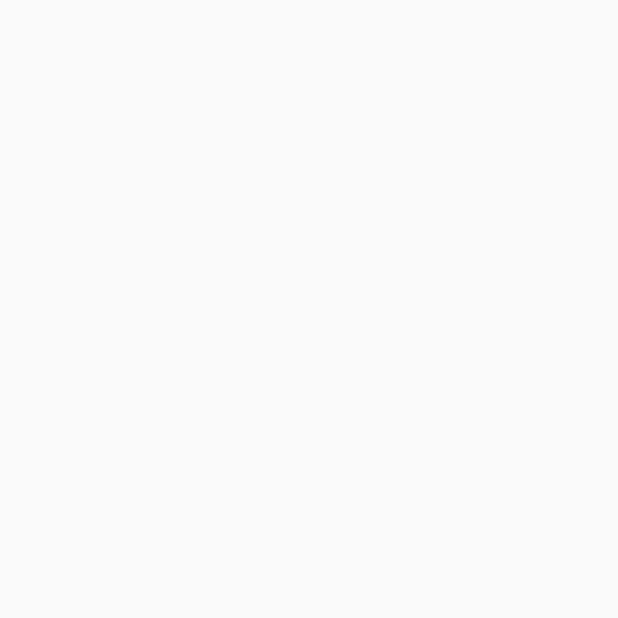
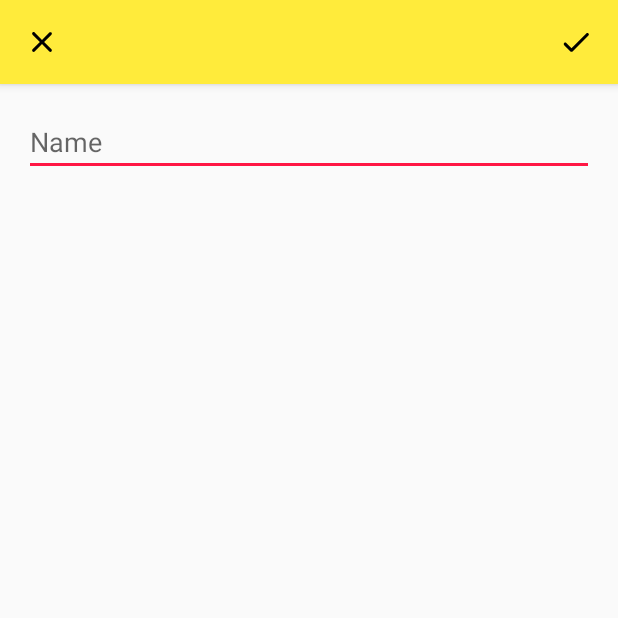
Before and after one commit to ethan627hsu/CapstoneProject, an Android app: the EditorActivity screen opened directly, with no data from a screen before it, on a phone screen of 412 x 824 dp, the top half of it. Before the commit the part shown is empty. Run offline under Robolectric (Android 15) with nearby library versions, the phone set to English and light mode, and no system bars.

Commit message:
Added UI for the editor

```diff
--- a/app/src/main/AndroidManifest.xml
+++ b/app/src/main/AndroidManifest.xml
@@ -18,7 +18,8 @@
         </activity>
         <activity android:name=".player.PlayerActivity" />
         <activity android:name=".editor.EditorActivity" />
-        <activity android:name=".editor.SubEditorActivity"></activity>
+        <activity android:name=".editor.SubEditorActivity"
+            android:theme="@style/AppTheme_Red"></activity>
     </application>
 
 </manifest>
--- /dev/null
+++ b/app/src/main/res/drawable/ic_round_arrow_back.xml
@@ -0,0 +1,5 @@
+<vector android:autoMirrored="true" android:height="24dp"
+    android:viewportHeight="24" android:viewportWidth="24"
+    android:width="24dp" xmlns:android="http://schemas.android.com/apk/res/android">
+    <path android:fillColor="#FF000000" android:pathData="M19,11H7.83l4.88,-4.88c0.39,-0.39 0.39,-1.03 0,-1.42l0,0c-0.39,-0.39 -1.02,-0.39 -1.41,0l-6.59,6.59c-0.39,0.39 -0.39,1.02 0,1.41l6.59,6.59c0.39,0.39 1.02,0.39 1.41,0l0,0c0.39,-0.39 0.39,-1.02 0,-1.41L7.83,13H19c0.55,0 1,-0.45 1,-1v0C20,11.45 19.55,11 19,11z"/>
+</vector>
--- /dev/null
+++ b/app/src/main/res/drawable/ic_round_check.xml
@@ -0,0 +1,5 @@
+<vector android:autoMirrored="true" android:height="24dp"
+    android:viewportHeight="24" android:viewportWidth="24"
+    android:width="24dp" xmlns:android="http://schemas.android.com/apk/res/android">
+    <path android:fillColor="#FF000000" android:pathData="M9,16.17L5.53,12.7c-0.39,-0.39 -1.02,-0.39 -1.41,0l0,0c-0.39,0.39 -0.39,1.02 0,1.41l4.18,4.18c0.39,0.39 1.02,0.39 1.41,0L20.29,7.71c0.39,-0.39 0.39,-1.02 0,-1.41l0,0c-0.39,-0.39 -1.02,-0.39 -1.41,0L9,16.17z"/>
+</vector>
--- /dev/null
+++ b/app/src/main/res/drawable/ic_round_close.xml
@@ -0,0 +1,5 @@
+<vector android:autoMirrored="true" android:height="24dp"
+    android:viewportHeight="24" android:viewportWidth="24"
+    android:width="24dp" xmlns:android="http://schemas.android.com/apk/res/android">
+    <path android:fillColor="#FF000000" android:pathData="M18.3,5.71L18.3,5.71c-0.39,-0.39 -1.02,-0.39 -1.41,0L12,10.59L7.11,5.7c-0.39,-0.39 -1.02,-0.39 -1.41,0l0,0c-0.39,0.39 -0.39,1.02 0,1.41L10.59,12L5.7,16.89c-0.39,0.39 -0.39,1.02 0,1.41h0c0.39,0.39 1.02,0.39 1.41,0L12,13.41l4.89,4.89c0.39,0.39 1.02,0.39 1.41,0l0,0c0.39,-0.39 0.39,-1.02 0,-1.41L13.41,12l4.89,-4.89C18.68,6.73 18.68,6.09 18.3,5.71z"/>
+</vector>
--- a/app/src/main/res/layout/activity_editor.xml
+++ b/app/src/main/res/layout/activity_editor.xml
@@ -6,4 +6,74 @@
     android:layout_height="match_parent"
     tools:context=".editor.EditorActivity">
 
+    <android.support.v7.widget.Toolbar
+        android:id="@+id/tb_editor"
+        android:layout_width="match_parent"
+        android:layout_height="wrap_content"
+        android:background="@color/yellow_colorPrimary"
+        android:elevation="@dimen/toolbar_height"
+        android:theme="@style/AppTheme_Yellow"
+        app:navigationIcon="@drawable/ic_round_close"
+        tools:title="New Activity" />
+
+    <ImageView
+        android:id="@+id/iv_editor"
+        android:layout_width="24dp"
+        android:layout_height="24dp"
+        android:layout_marginEnd="16dp"
+        android:elevation="4dp"
+        android:src="@drawable/ic_round_check"
+        app:layout_constraintBottom_toBottomOf="@id/tb_editor"
+        app:layout_constraintEnd_toEndOf="@id/tb_editor"
+        app:layout_constraintTop_toTopOf="@id/tb_editor" />
+
+    <ScrollView
+        android:id="@+id/sv_editor"
+        android:layout_width="match_parent"
+        android:layout_height="0dp"
+        app:layout_constraintBottom_toBottomOf="parent"
+        app:layout_constraintTop_toBottomOf="@+id/tb_editor">
+
+        <android.support.constraint.ConstraintLayout
+            android:layout_width="match_parent"
+            android:layout_height="wrap_content">
+
+
+            <EditText
+                android:id="@+id/et_editor"
+                android:layout_width="match_parent"
+                android:layout_height="wrap_content"
+                android:layout_marginEnd="@dimen/editor_content_side_margin"
+                android:layout_marginStart="@dimen/editor_content_side_margin"
+                android:layout_marginTop="@dimen/editor_content_side_margin"
+                android:backgroundTint="@color/yellow_colorAccent"
+                android:hint="@string/editor_text_name"
+                android:inputType="text"
+                android:theme="@style/AppTheme_Red"
+                app:layout_constraintEnd_toEndOf="parent"
+                app:layout_constraintStart_toStartOf="parent"
+                app:layout_constraintTop_toTopOf="parent" />
+
+            <TextView
+                android:id="@+id/tv_editor"
+                android:layout_width="wrap_content"
+                android:layout_height="wrap_content"
+                android:layout_marginStart="@dimen/editor_content_side_margin"
+                android:layout_marginTop="@dimen/editor_name_content_distance"
+                android:textColor="@color/red_colorPrimaryDark"
+                app:layout_constraintStart_toStartOf="parent"
+                app:layout_constraintTop_toBottomOf="@+id/et_editor"
+                tools:text="Animations" />
+
+            <LinearLayout
+                android:id="@+id/ll_content_editor"
+                android:layout_width="match_parent"
+                android:layout_height="wrap_content"
+                android:layout_marginEnd="@dimen/editor_content_side_margin"
+                android:layout_marginStart="@dimen/editor_content_side_margin"
+                android:layout_marginTop="24dp"
+                android:orientation="vertical"
+                app:layout_constraintTop_toBottomOf="@id/tv_editor" />
+        </android.support.constraint.ConstraintLayout>
+    </ScrollView>
 </android.support.constraint.ConstraintLayout>
--- a/app/src/main/res/values/dimens.xml
+++ b/app/src/main/res/values/dimens.xml
@@ -3,4 +3,6 @@
     <dimen name="toolbar_height">4dp</dimen>
     <dimen name="player_button_text">20sp</dimen>
     <dimen name="player_image_icon">36dp</dimen>
+    <dimen name="editor_name_content_distance">48dp</dimen>
+    <dimen name="editor_content_side_margin">16dp</dimen>
 </resources>
--- a/app/src/main/res/values/strings.xml
+++ b/app/src/main/res/values/strings.xml
@@ -8,4 +8,5 @@
     <string name="sound_short_name">Sound</string>
     <string name="routines_short_name">Routines</string>
     <string name="player_return">RETURN TO ACTIVITIES</string>
+    <string name="editor_text_name">Name</string>
 </resources>
--- a/app/src/main/res/values/styles.xml
+++ b/app/src/main/res/values/styles.xml
@@ -8,9 +8,9 @@
     </style>
     <style name="AppTheme_Red" parent="Theme.AppCompat.Light.NoActionBar">
 
-        <item name="colorPrimary">@color/yellow_colorPrimary</item>
-        <item name="colorPrimaryDark">@color/yellow_colorPrimaryDark</item>
-        <item name="colorAccent">@color/yellow_colorAccent</item>
+        <item name="colorPrimary">@color/red_colorPrimary</item>
+        <item name="colorPrimaryDark">@color/red_colorPrimaryDark</item>
+        <item name="colorAccent">@color/red_colorAccent</item>
     </style>
 
 </resources>
```
Also changed, not shown: app/src/main/res/layout/activity_sub_editor.xml (+29 -0 lines), app/src/main/res/menu/editor_check_nav.xml (added, +8 -0 lines).
